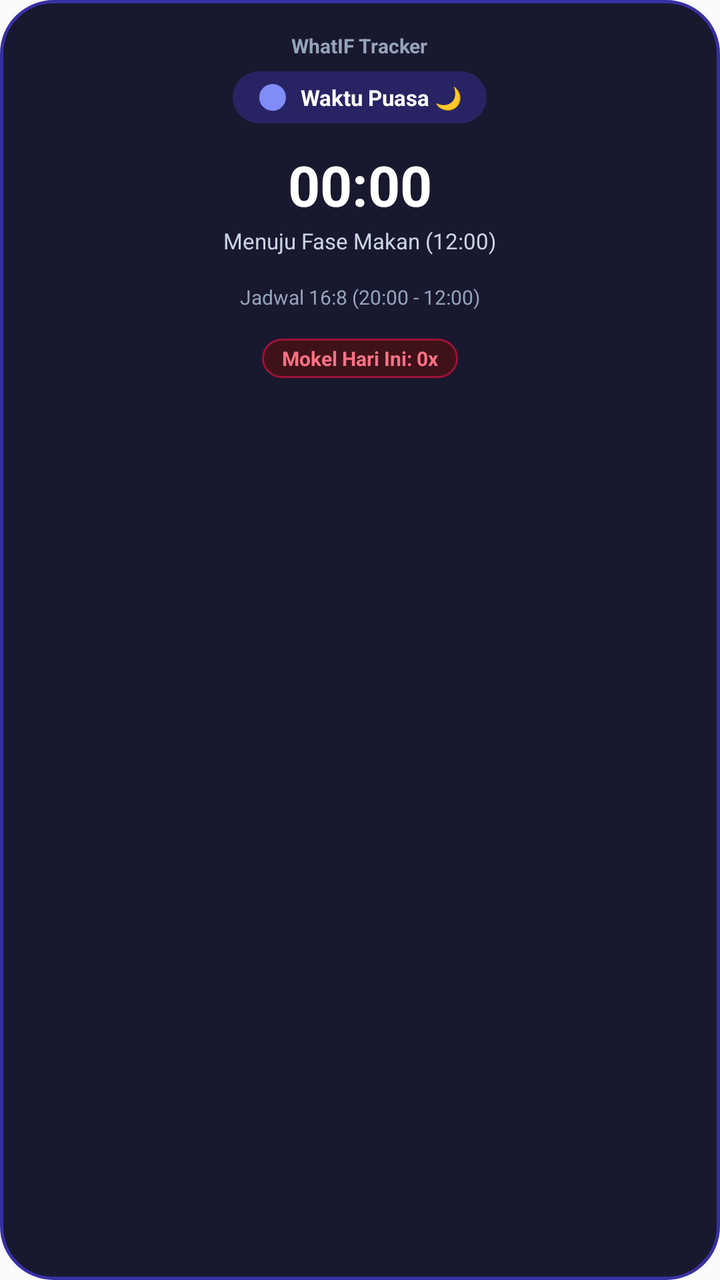
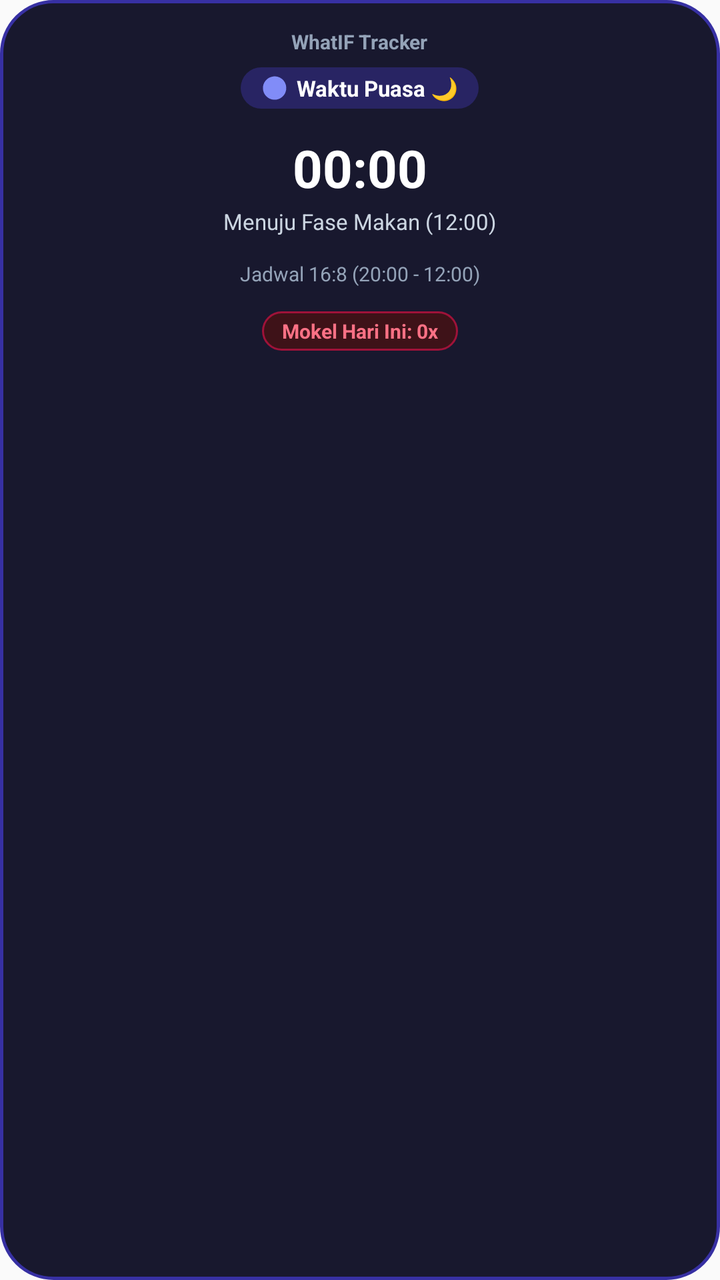

Compare the two renders of this Android layout. The source of the first and the diff that turns it into the second are given below.
<!-- AndroidManifest.xml: application theme Theme.WhatIF -->
<!-- res/layout/widget_fasting_2x3.xml -->
<?xml version="1.0" encoding="utf-8"?>
<LinearLayout xmlns:android="http://schemas.android.com/apk/res/android"
    android:id="@+id/widget_root"
    android:layout_width="match_parent"
    android:layout_height="match_parent"
    android:background="@drawable/widget_bg_fasting"
    android:orientation="vertical"
    android:gravity="center_horizontal"
    android:padding="16dp">

    
    <TextView
        android:layout_width="wrap_content"
        android:layout_height="wrap_content"
        android:text="WhatIF Tracker"
        android:textColor="@color/widget_text_muted"
        android:textSize="10sp"
        android:textStyle="bold" />

    <Space
        android:layout_width="match_parent"
        android:layout_height="6dp" />

    
    <LinearLayout
        android:id="@+id/widget_chip_container"
        android:layout_width="wrap_content"
        android:layout_height="wrap_content"
        android:background="@drawable/widget_chip_fasting"
        android:orientation="horizontal"
        android:gravity="center_vertical"
        android:paddingStart="12dp"
        android:paddingEnd="12dp"
        android:paddingTop="5dp"
        android:paddingBottom="5dp">

        <ImageView
            android:id="@+id/widget_icon"
            android:layout_width="16dp"
            android:layout_height="16dp"
            android:src="@drawable/ic_widget_moon"
            android:contentDescription="@null" />

        <TextView
            android:id="@+id/widget_phase_title"
            android:layout_width="wrap_content"
            android:layout_height="wrap_content"
            android:layout_marginStart="6dp"
            android:text="Waktu Puasa 🌙"
            android:textColor="@color/widget_text_primary"
            android:textSize="11sp"
            android:textStyle="bold" />
    </LinearLayout>

    <Space
        android:layout_width="match_parent"
        android:layout_height="12dp" />

    
    <Chronometer
        android:id="@+id/widget_chronometer"
        android:layout_width="wrap_content"
        android:layout_height="wrap_content"
        android:textColor="@color/widget_text_primary"
        android:textSize="28sp"
        android:textStyle="bold" />

    <TextView
        android:id="@+id/widget_countdown_text"
        android:layout_width="wrap_content"
        android:layout_height="wrap_content"
        android:text="00:00:00"
        android:textColor="@color/widget_text_primary"
        android:textSize="28sp"
        android:textStyle="bold"
        android:visibility="gone" />

    <TextView
        android:id="@+id/widget_target_time"
        android:layout_width="wrap_content"
        android:layout_height="wrap_content"
        android:layout_marginTop="2dp"
        android:text="Menuju Fase Makan (12:00)"
        android:textColor="@color/widget_text_secondary"
        android:textSize="11sp" />

    <Space
        android:layout_width="match_parent"
        android:layout_height="14dp" />

    
    <TextView
        android:id="@+id/widget_schedule_info"
        android:layout_width="match_parent"
        android:layout_height="wrap_content"
        android:gravity="center"
        android:text="Jadwal 16:8 (20:00 - 12:00)"
        android:textColor="@color/widget_text_muted"
        android:textSize="10sp" />

    <Space
        android:layout_width="match_parent"
        android:layout_height="14dp" />

    
    <TextView
        android:id="@+id/widget_mokel_badge"
        android:layout_width="wrap_content"
        android:layout_height="wrap_content"
        android:background="@drawable/widget_chip_mokel"
        android:paddingStart="10dp"
        android:paddingEnd="10dp"
        android:paddingTop="3dp"
        android:paddingBottom="3dp"
        android:text="Mokel Hari Ini: 0x"
        android:textColor="@color/widget_mokel_text"
        android:textSize="10sp"
        android:textStyle="bold" />

</LinearLayout>
<!-- resources referenced by this layout -->
<resources>
  <color name="widget_mokel_text">#FB7185</color>
  <color name="widget_text_muted">#94A3B8</color>
  <color name="widget_text_primary">#FFFFFF</color>
  <color name="widget_text_secondary">#CBD5E1</color>
  <!-- drawable ic_widget_moon (drawable) -->
  <vector xmlns:android="http://schemas.android.com/apk/res/android"
      android:width="24dp"
      android:height="24dp"
      android:viewportWidth="24"
      android:viewportHeight="24">
      <path
          android:fillColor="#818CF8"
          android:pathData="M12.3,2a10,10 0 0,0 -1.9,0.18 10,10 0 1,0 11.42,11.42A10,10 0 0,0 12.3,2z" />
  </vector>
  <!-- drawable widget_bg_fasting (drawable) -->
  <?xml version="1.0" encoding="utf-8"?>
  <shape xmlns:android="http://schemas.android.com/apk/res/android"
      android:shape="rectangle">
      <corners android:radius="26dp" />
      <solid android:color="@color/fasting_card_bg" />
      <stroke
          android:width="1.5dp"
          android:color="@color/fasting_card_stroke" />
  </shape>
  <!-- drawable widget_chip_fasting (drawable) -->
  <?xml version="1.0" encoding="utf-8"?>
  <shape xmlns:android="http://schemas.android.com/apk/res/android"
      android:shape="rectangle">
      <corners android:radius="50dp" />
      <solid android:color="@color/fasting_chip_bg" />
  </shape>
  <!-- drawable widget_chip_mokel (drawable) -->
  <?xml version="1.0" encoding="utf-8"?>
  <shape xmlns:android="http://schemas.android.com/apk/res/android"
      android:shape="rectangle">
      <corners android:radius="50dp" />
      <solid android:color="@color/widget_mokel_bg" />
      <stroke
          android:width="1dp"
          android:color="@color/widget_mokel_stroke" />
  </shape>
  <style name="Theme.WhatIF" parent="android:Theme.Material.Light.NoActionBar" />
  <color name="fasting_card_bg">#18182E</color>
  <color name="fasting_card_stroke">#3730A3</color>
  <color name="fasting_chip_bg">#282463</color>
  <color name="widget_mokel_bg">#3E1218</color>
  <color name="widget_mokel_stroke">#9F1239</color>
</resources>

<!-- the commit's change to res/layout/widget_fasting_2x3.xml (unified diff, before → after) -->
@@ -4,74 +4,73 @@
     android:layout_width="match_parent"
     android:layout_height="match_parent"
     android:background="@drawable/widget_bg_fasting"
+    android:gravity="center_horizontal"
     android:orientation="vertical"
-    android:gravity="center_horizontal"
-    android:padding="16dp">
+    android:padding="14dp">
 
     
     <TextView
         android:layout_width="wrap_content"
         android:layout_height="wrap_content"
+        android:singleLine="true"
         android:text="WhatIF Tracker"
         android:textColor="@color/widget_text_muted"
         android:textSize="10sp"
         android:textStyle="bold" />
-
-    <Space
-        android:layout_width="match_parent"
-        android:layout_height="6dp" />
 
     
     <LinearLayout
         android:id="@+id/widget_chip_container"
         android:layout_width="wrap_content"
         android:layout_height="wrap_content"
+        android:layout_marginTop="6dp"
         android:background="@drawable/widget_chip_fasting"
+        android:gravity="center_vertical"
         android:orientation="horizontal"
-        android:gravity="center_vertical"
-        android:paddingStart="12dp"
-        android:paddingEnd="12dp"
-        android:paddingTop="5dp"
-        android:paddingBottom="5dp">
+        android:paddingStart="10dp"
+        android:paddingEnd="10dp"
+        android:paddingTop="3dp"
+        android:paddingBottom="3dp">
 
         <ImageView
             android:id="@+id/widget_icon"
-            android:layout_width="16dp"
-            android:layout_height="16dp"
-            android:src="@drawable/ic_widget_moon"
-            android:contentDescription="@null" />
+            android:layout_width="14dp"
+            android:layout_height="14dp"
+            android:contentDescription="@null"
+            android:src="@drawable/ic_widget_moon" />
 
         <TextView
             android:id="@+id/widget_phase_title"
             android:layout_width="wrap_content"
             android:layout_height="wrap_content"
-            android:layout_marginStart="6dp"
+            android:layout_marginStart="4dp"
+            android:singleLine="true"
             android:text="Waktu Puasa 🌙"
             android:textColor="@color/widget_text_primary"
             android:textSize="11sp"
             android:textStyle="bold" />
     </LinearLayout>
 
-    <Space
-        android:layout_width="match_parent"
-        android:layout_height="12dp" />
-
     
     <Chronometer
         android:id="@+id/widget_chronometer"
         android:layout_width="wrap_content"
         android:layout_height="wrap_content"
+        android:layout_marginTop="12dp"
+        android:singleLine="true"
         android:textColor="@color/widget_text_primary"
-        android:textSize="28sp"
+        android:textSize="26sp"
         android:textStyle="bold" />
 
     <TextView
         android:id="@+id/widget_countdown_text"
         android:layout_width="wrap_content"
         android:layout_height="wrap_content"
+        android:layout_marginTop="12dp"
+        android:singleLine="true"
         android:text="00:00:00"
         android:textColor="@color/widget_text_primary"
-        android:textSize="28sp"
+        android:textSize="26sp"
         android:textStyle="bold"
         android:visibility="gone" />
 
@@ -80,38 +79,35 @@
         android:layout_width="wrap_content"
         android:layout_height="wrap_content"
         android:layout_marginTop="2dp"
+        android:singleLine="true"
         android:text="Menuju Fase Makan (12:00)"
         android:textColor="@color/widget_text_secondary"
         android:textSize="11sp" />
-
-    <Space
-        android:layout_width="match_parent"
-        android:layout_height="14dp" />
 
     
     <TextView
         android:id="@+id/widget_schedule_info"
         android:layout_width="match_parent"
         android:layout_height="wrap_content"
+        android:layout_marginTop="12dp"
         android:gravity="center"
+        android:singleLine="true"
         android:text="Jadwal 16:8 (20:00 - 12:00)"
         android:textColor="@color/widget_text_muted"
         android:textSize="10sp" />
-
-    <Space
-        android:layout_width="match_parent"
-        android:layout_height="14dp" />
 
     
     <TextView
         android:id="@+id/widget_mokel_badge"
         android:layout_width="wrap_content"
         android:layout_height="wrap_content"
+        android:layout_marginTop="12dp"
         android:background="@drawable/widget_chip_mokel"
         android:paddingStart="10dp"
         android:paddingEnd="10dp"
         android:paddingTop="3dp"
         android:paddingBottom="3dp"
+        android:singleLine="true"
         android:text="Mokel Hari Ini: 0x"
         android:textColor="@color/widget_mokel_text"
         android:textSize="10sp"
